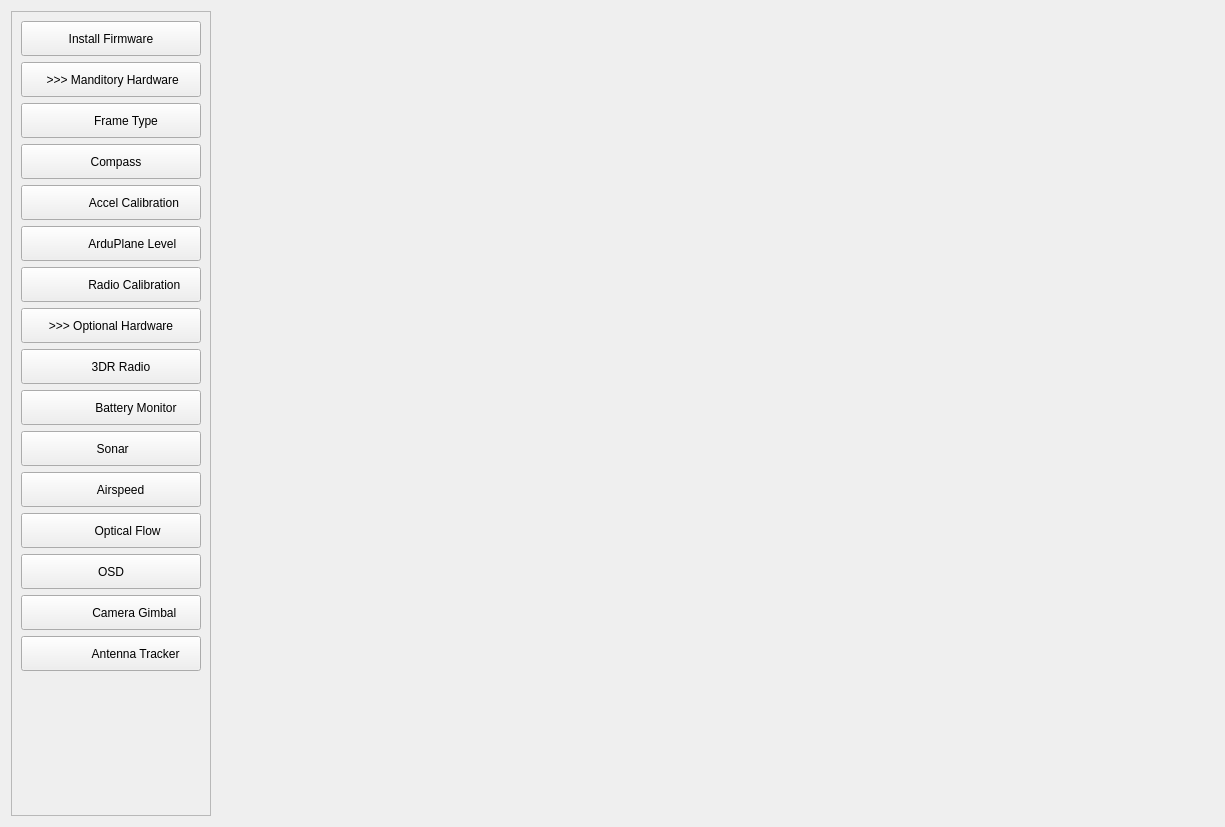
Above: src/ui/configuration/ApmHardwareConfig.ui from ArduPilot/apm_planner before the change. Below: the same form after it.
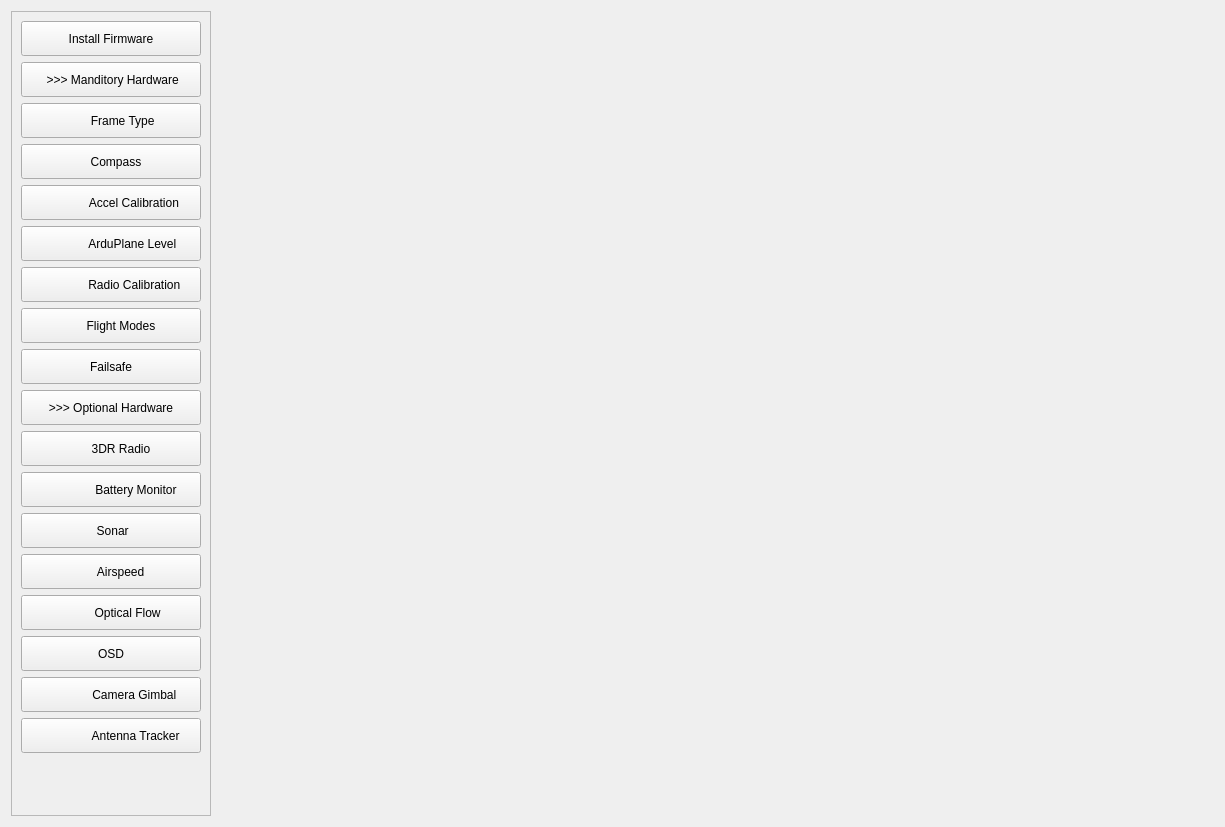
That is the form after the change.

Commit message: Rearranging of config pages, per Craig Elder's instruction to match MP

What changed in the file:
```diff
--- a/src/ui/configuration/ApmHardwareConfig.ui
+++ b/src/ui/configuration/ApmHardwareConfig.ui
@@ -42,8 +42,8 @@
        <rect>
         <x>0</x>
         <y>0</y>
-        <width>233</width>
-        <height>786</height>
+        <width>198</width>
+        <height>807</height>
        </rect>
       </property>
       <layout class="QVBoxLayout" name="verticalLayout_12">
@@ -93,7 +93,7 @@
             <enum>Qt::LeftToRight</enum>
            </property>
            <property name="text">
-            <string>         Frame Type</string>
+            <string>       Frame Type</string>
            </property>
           </widget>
          </item>
@@ -173,6 +173,32 @@
            </property>
           </widget>
          </item>
+         <item>
+          <widget class="QPushButton" name="flightModesButton">
+           <property name="minimumSize">
+            <size>
+             <width>100</width>
+             <height>35</height>
+            </size>
+           </property>
+           <property name="text">
+            <string>      Flight Modes</string>
+           </property>
+          </widget>
+         </item>
+         <item>
+          <widget class="QPushButton" name="failSafeButton">
+           <property name="minimumSize">
+            <size>
+             <width>100</width>
+             <height>35</height>
+            </size>
+           </property>
+           <property name="text">
+            <string>Failsafe</string>
+           </property>
+          </widget>
+         </item>
          <item>
           <widget class="QPushButton" name="optionalHardwareButton">
            <property name="minimumSize">
```
The commit also changes 5 other files.
